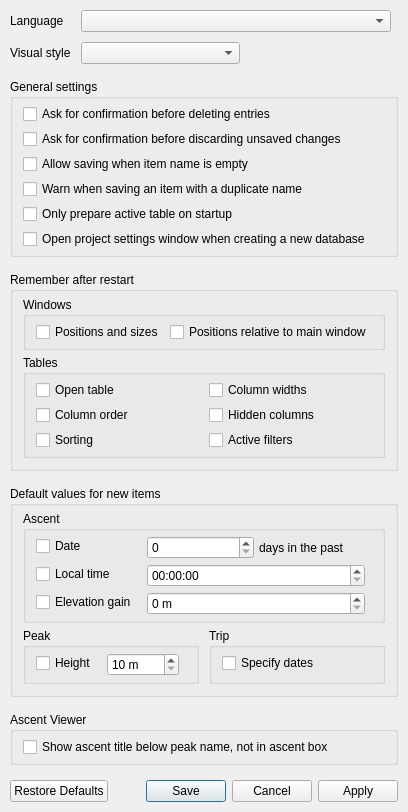
First picture: the form in src/ui/settings_window.ui, repository svetter/pal, before the edit.
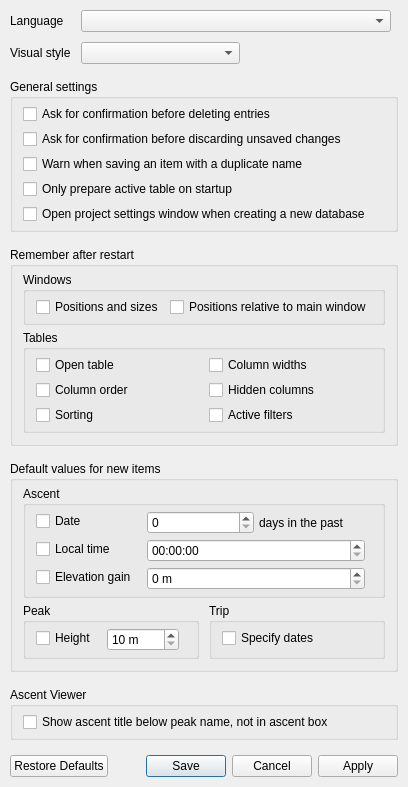
Second picture: the form after the edit.

Commit message:
Disallow saving items with empty name
And remove associated global setting

Closes #210

Diff of the .ui file:
```diff
--- a/src/ui/settings_window.ui
+++ b/src/ui/settings_window.ui
@@ -7,7 +7,7 @@
     <x>0</x>
     <y>0</y>
     <width>400</width>
-    <height>895</height>
+    <height>868</height>
    </rect>
   </property>
   <property name="sizePolicy">
@@ -157,13 +157,6 @@
         </property>
        </widget>
       </item>
-      <item>
-       <widget class="QCheckBox" name="allowEmptyNamesCheckbox">
-        <property name="text">
-         <string>Allow saving when item name is empty</string>
-        </property>
-       </widget>
-      </item>
       <item>
        <widget class="QCheckBox" name="warnAboutDuplicateNamesCheckbox">
         <property name="text">
```
The commit also changes 5 other files.
